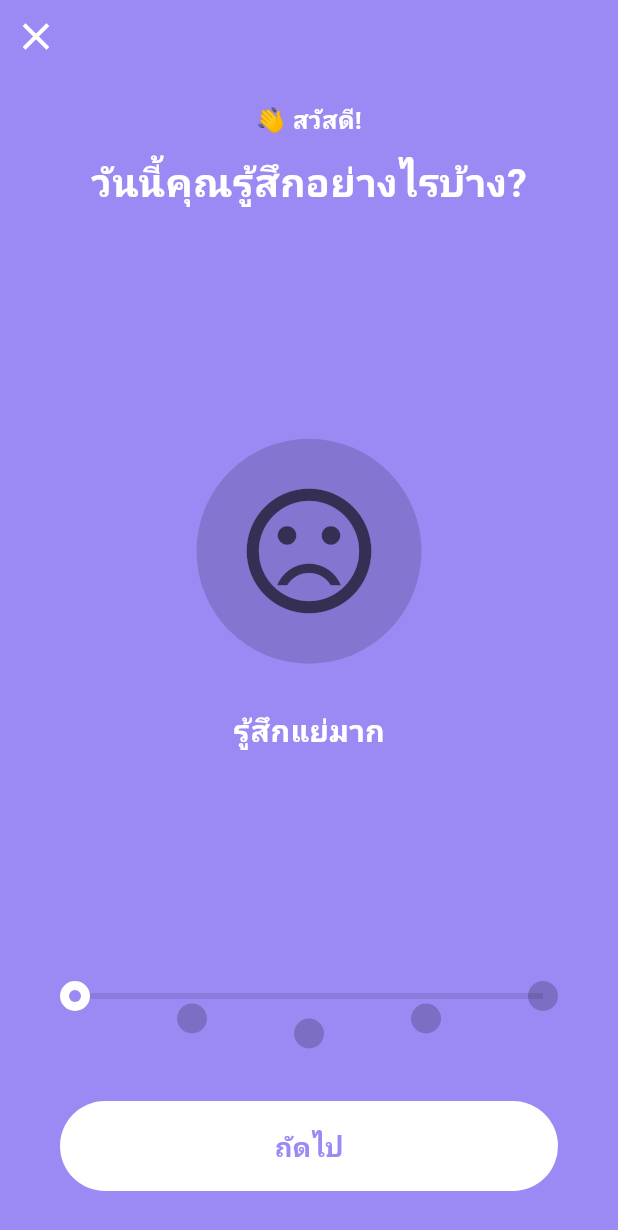
After one commit to Danaithep12072005/mood-vibe-app, a Flutter app: the AddEntryPage screen opened by its route, on a phone screen of 412 x 824 dp. The commit adds this screen. Shown: the top 1230 px of the screen. Run offline on Flutter 3.47's test engine with Material 3 defaults, Android fonts, the phone set to English and light mode, and no system bars; network calls fail; Roboto replaces fonts that are missing (Montserrat).

Commit message:
เพิ่มหน้า profile และ add entry

```diff
--- a/lib/main.dart
+++ b/lib/main.dart
@@ -6,6 +6,8 @@ import 'pages/register_page.dart';
 import 'pages/score_page.dart';
 import 'pages/statistics_page.dart';
 import 'pages/settings_page.dart';
+import 'pages/profile_edit_page.dart';
+import 'pages/add_entry_page.dart';
 
 
 // --- 2. Import Shared Widgets (สีและดีไซน์หลัก) ---
@@ -38,6 +40,8 @@ class MyApp extends StatelessWidget {
         '/score': (context) => const ScorePage(),
         '/statistics': (context) => const StatisticsPage(),
         '/settings': (context) => const SettingsPage(),
+        '/profile_edit': (context) => const ProfileEditPage(),
+        '/add_entry': (context) => const AddEntryPage(),
       },
     );
   }
--- /dev/null
+++ b/lib/pages/add_entry_page.dart
@@ -0,0 +1,241 @@
+import 'package:flutter/material.dart';
+
+class AddEntryPage extends StatefulWidget {
+  const AddEntryPage({super.key});
+
+  @override
+  State<AddEntryPage> createState() => _AddEntryPageState();
+}
+
+class _AddEntryPageState extends State<AddEntryPage> {
+  // สร้าง Controller สำหรับจัดการการเลื่อนหน้าจอ
+  final PageController _pageController = PageController(initialPage: 0); // เริ่มต้นที่หน้าแรก (index 0)
+  int currentIndex = 0;
+
+  // ข้อมูลอารมณ์ทั้ง 5 แบบ (สี, ข้อความ, ไอคอน)
+  final List<Map<String, dynamic>> moods = [
+    {
+      'label': 'รู้สึกแย่มาก',
+      'color': const Color(0xFF9B8AF4), // สีม่วง
+      'icon': Icons.sentiment_very_dissatisfied,
+    },
+    {
+      'label': 'รู้สึกเศร้า',
+      'color': const Color(0xFFFF8B53), // สีส้ม
+      'icon': Icons.sentiment_dissatisfied,
+    },
+    {
+      'label': 'รู้สึกเฉยๆ',
+      'color': const Color(0xFF9F7754), // สีน้ำตาล
+      'icon': Icons.sentiment_neutral,
+    },
+    {
+      'label': 'รู้สึกมีความสุข',
+      'color': const Color(0xFFFFCE54), // สีเหลือง
+      'icon': Icons.sentiment_satisfied,
+    },
+    {
+      'label': 'รู้สึกแจ่มใสมาก',
+      'color': const Color(0xFFA0B967), // สีเขียว
+      'icon': Icons.sentiment_very_satisfied,
+    },
+  ];
+
+  @override
+  Widget build(BuildContext context) {
+    return AnimatedContainer(
+      duration: const Duration(milliseconds: 300),
+      color: moods[currentIndex]['color'],
+      child: Scaffold(
+        backgroundColor: Colors.transparent,
+        body: SafeArea(
+          child: Column(
+            children: [
+              // ปุ่มปิด (X) มุมซ้ายบน
+              Align(
+                alignment: Alignment.topLeft,
+                child: IconButton(
+                  icon: const Icon(Icons.close, color: Colors.white, size: 30),
+                  onPressed: () => Navigator.pop(context),
+                ),
+              ),
+
+              const SizedBox(height: 20),
+
+              // ข้อความทักทาย
+              const Text(
+                '👋 สวัสดี!',
+                style: TextStyle(color: Colors.white, fontSize: 16, fontWeight: FontWeight.bold),
+              ),
+              const SizedBox(height: 10),
+              const Text(
+                'วันนี้คุณรู้สึกอย่างไรบ้าง?',
+                style: TextStyle(color: Colors.white, fontSize: 26, fontWeight: FontWeight.bold),
+              ),
+
+              const SizedBox(height: 40),
+
+              // ส่วนที่ให้ปัดซ้าย-ขวา (PageView)
+              Expanded(
+                child: PageView.builder(
+                  controller: _pageController,
+                  onPageChanged: (index) {
+                    setState(() {
+                      currentIndex = index; // อัปเดต index เมื่อมีการเลื่อนหน้า
+                    });
+                  },
+                  itemCount: moods.length,
+                  itemBuilder: (context, index) {
+                    return _buildMoodFace(moods[index]);
+                  },
+                ),
+              ),
+
+              // ส่วนล่าง: ตัวบอกสถานะแบบโค้ง และปุ่มถัดไป
+              Padding(
+                padding: const EdgeInsets.symmetric(horizontal: 40, vertical: 30),
+                child: Column(
+                  children: [
+                    _buildCurvedIndicator(),
+                    const SizedBox(height: 50),
+
+                    // --- ปุ่ม "ถัดไป" / "บันทึก" ---
+                    ElevatedButton(
+                      style: ElevatedButton.styleFrom(
+                        backgroundColor: Colors.white,
+                        foregroundColor: moods[currentIndex]['color'], // สีตัวหนังสือเปลี่ยนตามพื้นหลัง
+                        minimumSize: const Size(double.infinity, 60),
+                        shape: RoundedRectangleBorder(
+                          borderRadius: BorderRadius.circular(30),
+                        ),
+                        elevation: 0,
+                      ),
+                      onPressed: () {
+                        // เช็คว่าถ้ายังไม่ถึงหน้าสุดท้าย ให้เลื่อนไปหน้าถัดไป
+                        if (currentIndex < moods.length - 1) {
+                          _pageController.nextPage(
+                            duration: const Duration(milliseconds: 300),
+                            curve: Curves.easeInOut,
+                          );
+                        } else {
+                          // ถ้าอยู่หน้าสุดท้ายแล้ว (index 4 สีเขียว) ให้เปลี่ยนหน้าไปหน้าบันทึกสาเหตุอารมณ์
+                          Navigator.pushNamed(
+                            context,
+                            '/emotion_detail',
+                            arguments: currentIndex, // ส่งค่าอารมณ์ไปด้วย
+                          );
+                        }
+                      },
+                      child: Text(
+                        // ถ้าอยู่หน้าสุดท้าย ให้ปุ่มเปลี่ยนเป็นคำว่า "เริ่มบันทึก" แทน
+                        currentIndex == moods.length - 1 ? 'เริ่มบันทึกอารมณ์' : 'ถัดไป',
+                        style: const TextStyle(fontSize: 18, fontWeight: FontWeight.bold),
+                      ),
+                    ),
+                  ],
+                ),
+              ),
+            ],
+          ),
+        ),
+      ),
+    );
+  }
+
+  // Widget สร้างใบหน้าอารมณ์ตรงกลาง
+  Widget _buildMoodFace(Map<String, dynamic> mood) {
+    return Column(
+      mainAxisAlignment: MainAxisAlignment.center,
+      children: [
+        Container(
+          width: 150,
+          height: 150,
+          decoration: BoxDecoration(
+            color: Colors.black.withOpacity(0.15), // วงกลมพื้นหลังโปร่งแสง
+            shape: BoxShape.circle,
+          ),
+          child: Icon(
+            mood['icon'],
+            size: 100,
+            color: Colors.black.withOpacity(0.6), // สีหน้าไอคอน
+          ),
+        ),
+        const SizedBox(height: 30),
+        Text(
+          mood['label'],
+          style: const TextStyle(
+            color: Colors.white,
+            fontSize: 20,
+            fontWeight: FontWeight.bold,
+          ),
+        ),
+      ],
+    );
+  }
+
+  // Widget สร้างจุดวงกลมแบบโค้ง (Indicator)
+  Widget _buildCurvedIndicator() {
+    // กำหนดความสูง (Y-offset) ของแต่ละจุด เพื่อให้เกิดรูปทรงโค้ง
+    final List<double> yOffsets = [0, 15, 25, 15, 0];
+
+    return SizedBox(
+      height: 40, // ความสูงเผื่อความโค้ง
+      child: Stack(
+        alignment: Alignment.center,
+        children: [
+          // เส้นประด้านหลัง (จำลองด้วยกล่องยาวๆ โปร่งแสง)
+          Container(
+            height: 4,
+            margin: const EdgeInsets.symmetric(horizontal: 10, vertical: 18),
+            color: Colors.black.withOpacity(0.1),
+          ),
+          // จุดวงกลมทั้ง 5
+          Row(
+            mainAxisAlignment: MainAxisAlignment.spaceBetween,
+            children: List.generate(moods.length, (index) {
+              bool isActive = index <= currentIndex; // จุดที่ผ่านมาแล้วให้เป็นสีขาว
+
+              return Transform.translate(
+                offset: Offset(0, yOffsets[index]), // ดันจุดขึ้นลงตามค่าที่ตั้งไว้
+                child: GestureDetector(
+                  onTap: () {
+                    // แตะที่จุดเพื่อเปลี่ยนหน้าทันที
+                    _pageController.animateToPage(
+                      index,
+                      duration: const Duration(milliseconds: 300),
+                      curve: Curves.easeInOut,
+                    );
+                  },
+                  child: AnimatedContainer(
+                    duration: const Duration(milliseconds: 200),
+                    width: 20,
+                    height: 20,
+                    decoration: BoxDecoration(
+                      color: isActive ? Colors.white : Colors.black.withOpacity(0.2),
+                      shape: BoxShape.circle,
+                      border: Border.all(
+                        color: isActive ? Colors.white : Colors.transparent,
+                        width: 2,
+                      ),
+                    ),
+                    // วงกลมเล็กๆ ด้านใน
+                    child: Center(
+                      child: Container(
+                        width: 8,
+                        height: 8,
+                        decoration: BoxDecoration(
+                          color: isActive ? moods[currentIndex]['color'] : Colors.transparent,
+                          shape: BoxShape.circle,
+                        ),
+                      ),
+                    ),
+                  ),
+                ),
+              );
+            }),
+          ),
+        ],
+      ),
+    );
+  }
+}
```
Also changed, not shown: lib/pages/profile_edit_page.dart (added, +127 -0 lines).
